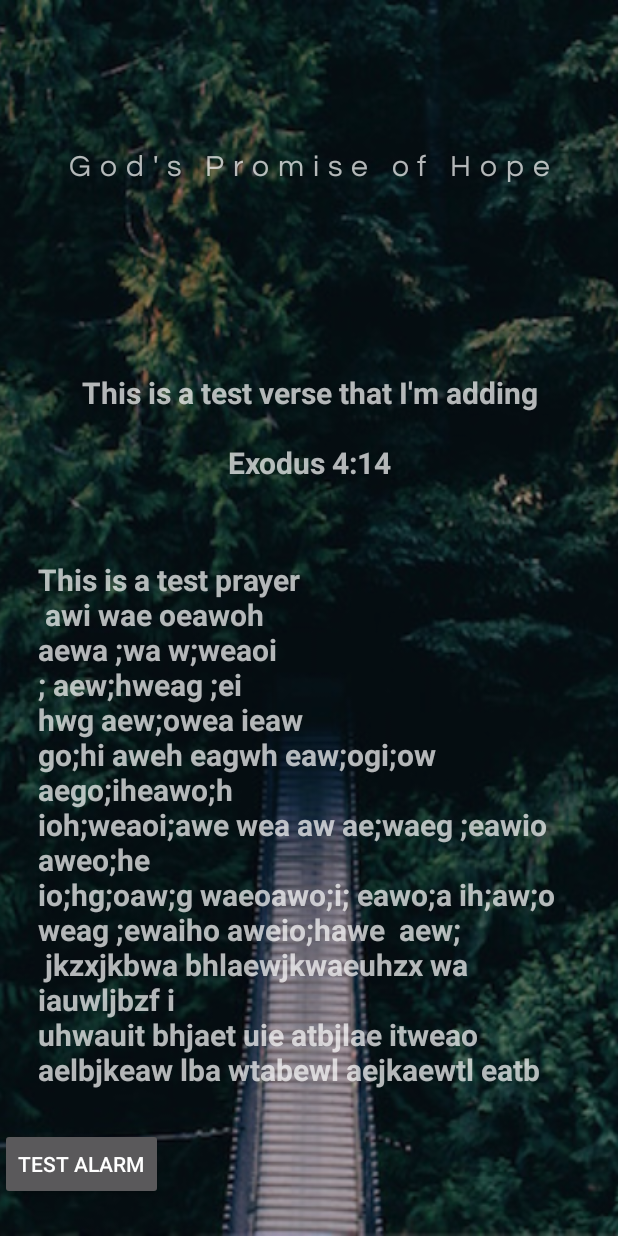
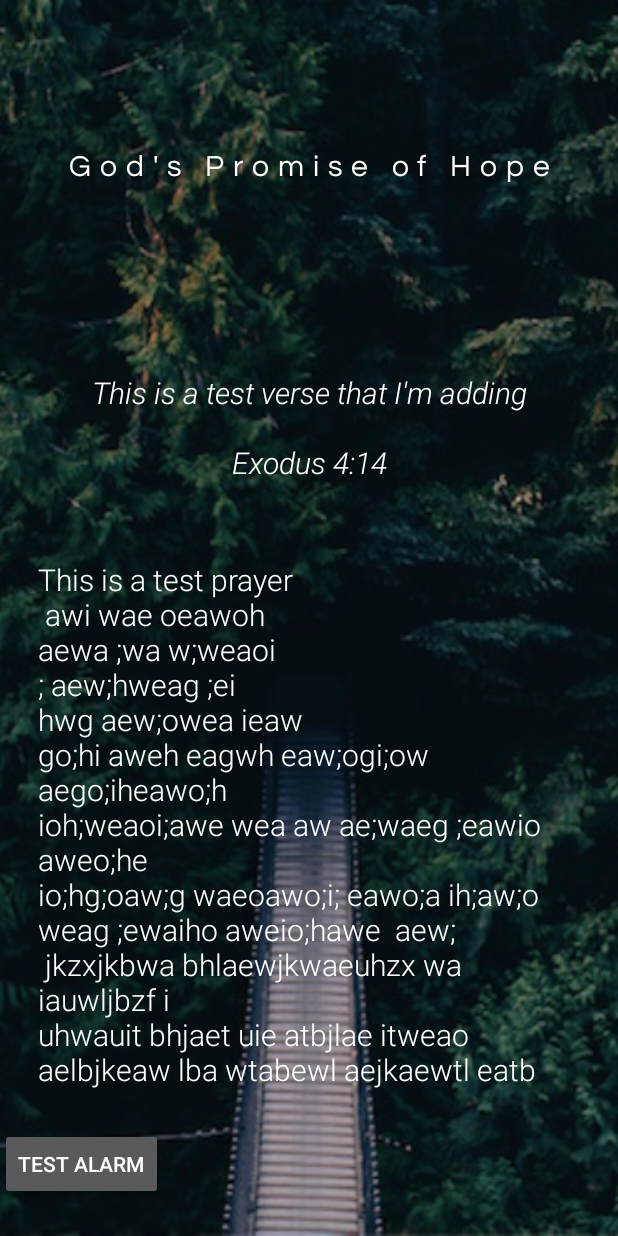
Before and after one commit to isyiwang/prayck, an Android app: the MainActivity screen opened directly, with no data from a screen before it, on a phone screen of 412 x 824 dp. Run offline under Robolectric (Android 15) with nearby library versions, the phone set to English and light mode, and no system bars; our stand-ins replace Picasso; libraries missing offline, so code that uses them is left out: com.commit451.nativestackblur; 2 statements that could not run were skipped.

Commit message:
Update styles

```diff
--- a/prayer/src/main/res/layout/activity_main.xml
+++ b/prayer/src/main/res/layout/activity_main.xml
@@ -47,8 +47,9 @@
                 style="@style/TextStyle"
                 android:layout_width="match_parent"
                 android:layout_height="wrap_content"
+                android:fontFamily="sans-serif-light"
+                android:textStyle="italic"
                 android:padding="25dp"
-                android:textStyle="bold"
                 android:gravity="center" />
 
             <TextView
@@ -56,9 +57,10 @@
                 style="@style/TextStyle"
                 android:layout_width="match_parent"
                 android:layout_height="wrap_content"
+                android:fontFamily="sans-serif-light"
                 android:padding="25dp"
                 android:textSize="20dp"
-                android:textStyle="bold"
+                android:textStyle="normal"
                 android:gravity="start" />
 
             <Button
--- a/prayer/src/main/res/values/styles.xml
+++ b/prayer/src/main/res/values/styles.xml
@@ -9,6 +9,8 @@
     </style>
 
     <style name="TextStyle">
+        <item name="android:textColor">@android:color/white</item>
+        <item name="android:fontFamily">sans-serif</item>
         <item name="android:textSize">20dp</item>
     </style>
 
```
